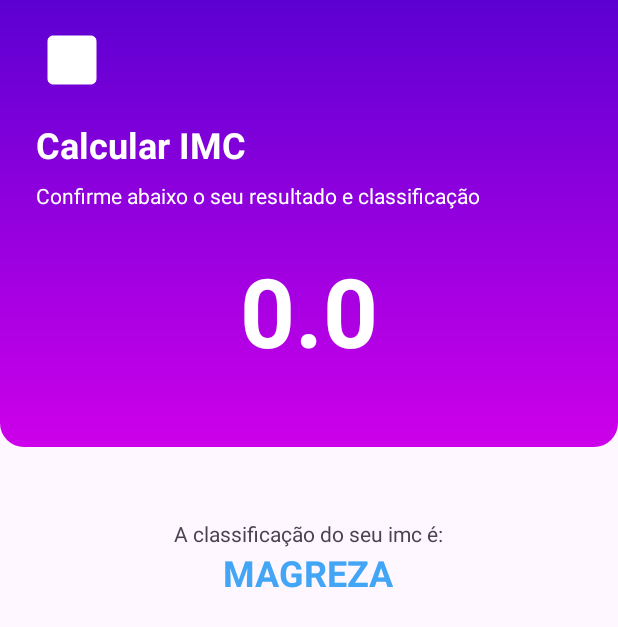
After one commit to brunafenali/calculadoraImc, an Android app: the ResultActivity2 screen opened directly, with no data from a screen before it, on a phone screen of 412 x 824 dp. The commit adds this screen. Shown: the top 627 px of the screen. Run offline under Robolectric (Android 15) with nearby library versions, the phone set to English and light mode, and no system bars.

Commit message:
Calculando o imc

```diff
--- a/app/src/main/AndroidManifest.xml
+++ b/app/src/main/AndroidManifest.xml
@@ -13,6 +13,9 @@
         android:theme="@style/Theme.Calculadoraimc"
         tools:targetApi="31">
         <activity
+            android:name=".ResultActivity2"
+            android:exported="true" />
+        <activity
             android:name=".MainActivity"
             android:exported="true">
             <intent-filter>
--- /dev/null
+++ b/app/src/main/java/com/comunidadedevspace/imc/Constantes.kt
@@ -0,0 +1,4 @@
+package com.comunidadedevspace.imc
+
+// Definindo a constante para a chave da Intent
+const val KEY_RESULT_IMC = "ResultActivity2.KEY_IMC"
--- /dev/null
+++ b/app/src/main/java/com/comunidadedevspace/imc/ResultActivity2.kt
@@ -0,0 +1,39 @@
+package com.comunidadedevspace.imc
+
+import android.os.Bundle
+import android.widget.TextView
+import androidx.appcompat.app.AppCompatActivity
+import androidx.core.content.ContextCompat // IMPORT NECESSÁRIO
+
+class ResultActivity2 : AppCompatActivity() {
+
+    override fun onCreate(savedInstanceState: Bundle?) {
+        super.onCreate(savedInstanceState)
+        setContentView(R.layout.activity_result2)
+
+        // Recupera o valor do IMC passado pela Intent
+        val result = intent.getFloatExtra(KEY_RESULT_IMC, 0f)
+
+        // Obtém as referências dos TextViews
+        val tvResult = findViewById<TextView>(R.id.tv_result)
+        val tvClassificacao = findViewById<TextView>(R.id.tv_classificacao)
+
+        // Exibe o resultado do IMC
+        tvResult.text = result.toString()
+
+        // Define a classificação e a cor correspondente
+        val (classificacao, cor) = when {
+            result < 18.5f -> "MAGREZA" to R.color.magreza
+            result in 18.5f..24.9f -> "NORMAL" to R.color.normal
+            result in 25f..29.9f -> "SOBREPESO" to R.color.sobrepeso
+            result in 30f..39.9f -> "OBESIDADE" to R.color.obesidade
+            else -> "OBESIDADE GRAVE" to R.color.obesidade_grave
+        }
+
+        // Define a classificação no TextView
+        tvClassificacao.text = classificacao
+
+        // Aplica a cor correspondente ao TextView
+        tvClassificacao.setTextColor(ContextCompat.getColor(this, cor)) // CORRIGIDO AQUI
+    }
+}
--- /dev/null
+++ b/app/src/main/res/drawable/gradient_bg.xml
@@ -0,0 +1,17 @@
+<?xml version="1.0" encoding="utf-8"?>
+<shape xmlns:android="http://schemas.android.com/apk/res/android">
+
+    <!-- Define os cantos arredondados -->
+    <corners
+        android:topLeftRadius="0dp"
+        android:topRightRadius="0dp"
+        android:bottomLeftRadius="16dp"
+        android:bottomRightRadius="16dp" />
+
+    <!-- Define um gradiente de cor -->
+    <gradient
+        android:startColor="@color/primary_400"
+        android:endColor="@color/primary_900"
+        android:angle="90" />
+
+</shape>
--- /dev/null
+++ b/app/src/main/res/drawable/ic_weight.xml
@@ -0,0 +1,11 @@
+<vector xmlns:android="http://schemas.android.com/apk/res/android"
+    android:width="24dp"
+    android:height="24dp"
+    android:viewportWidth="960"
+    android:viewportHeight="960">
+
+  <path
+      android:fillColor="#FF808080"
+      android:strokeColor="#FFFFFF"
+      android:pathData="M480,464.62q43.85,0 74.23,-30.39 30.39,-30.38 30.39,-74.23 0,-43.85 -30.39,-74.23 -30.38,-30.39 -74.23,-30.39 -43.85,0 -74.23,30.39 -30.39,30.38 -30.39,74.23 0,43.85 30.39,74.23 30.38,30.39 74.23,30.39ZM420,380q-8,0 -14,-6t-6,-14q0,-8 6,-14t14,-6q8,0 14,6t6,14q0,8 -6,14t-14,6ZM480,380q-8,0 -14,-6t-6,-14q0,-8 6,-14t14,-6q8,0 14,6t6,14q0,8 -6,14t-14,6ZM540,380q-8,0 -14,-6t-6,-14q0,-8 6,-14t14,-6q8,0 14,6t6,14q0,8 -6,14t-14,6ZM224.62,800q-27.62,0 -46.12,-18.5Q160,763 160,735.38v-510.76q0,-27.62 18.5,-46.12Q197,160 224.62,160h510.76q27.62,0 46.12,18.5Q800,197 800,224.62v510.76q0,27.62 -18.5,46.12Q763,800 735.38,800L224.62,800ZM224.62,760h510.76q9.24,0 16.93,-7.69 7.69,-7.69 7.69,-16.93v-510.76q0,-9.24 -7.69,-16.93 -7.69,-7.69 -16.93,-7.69L224.62,200q-9.24,0 -16.93,7.69 -7.69,7.69 -7.69,16.93v510.76q0,9.24 7.69,16.93 7.69,7.69 16.93,7.69ZM200,200v560h560v-560H200Z"/>
+</vector>
--- /dev/null
+++ b/app/src/main/res/drawable/rounded_bg.xml
@@ -0,0 +1,5 @@
+<?xml version="1.0" encoding="utf-8"?>
+<shape xmlns:android="http://schemas.android.com/apk/res/android">
+    <solid android:color="#E8E8E8" /> <!-- Gray color for the background -->
+    <solid android:radius="12dp" /> <!-- Radius for the rounded corners -->
+</shape>
--- /dev/null
+++ b/app/src/main/res/layout/activity_result2.xml
@@ -0,0 +1,74 @@
+<?xml version="1.0" encoding="utf-8"?>
+<LinearLayout xmlns:android="http://schemas.android.com/apk/res/android"
+    xmlns:app="http://schemas.android.com/apk/res-auto"
+    xmlns:tools="http://schemas.android.com/tools"
+    android:layout_width="match_parent"
+    android:layout_height="match_parent"
+    android:orientation="vertical"
+    android:gravity="center_horizontal"
+    tools:context=".ResultActivity2">
+
+    <LinearLayout
+        android:id="@+id/vg_header"
+        android:layout_width="match_parent"
+        android:layout_height="wrap_content"
+        android:background="@drawable/gradient_bg"
+        android:orientation="vertical">
+
+        <ImageView
+            android:layout_width="48dp"
+            android:layout_height="48dp"
+            android:layout_marginTop="16dp"
+            android:layout_marginStart="24dp"
+            android:layout_marginBottom="16dp"
+            android:src="@drawable/ic_weight"
+            app:tint="@color/white" />
+
+        <TextView
+            android:layout_width="wrap_content"
+            android:layout_height="wrap_content"
+            android:layout_marginStart="24dp"
+            android:text="Calcular IMC"
+            android:textSize="24sp"
+            android:textColor="@color/white"
+            android:textStyle="bold" />
+
+        <TextView
+            android:layout_width="wrap_content"
+            android:layout_marginTop="8dp"
+            android:layout_height="wrap_content"
+            android:layout_marginStart="24dp"
+            android:layout_marginEnd="24dp"
+            android:text="@string/confirme_abaixo_o_seu_resultado_e_classifica_o"
+            android:textColor="@color/white" />
+
+        <TextView
+            android:id="@+id/tv_result"
+            android:layout_gravity="center_horizontal"
+            android:layout_marginTop="24dp"
+            android:textSize="64sp"
+            android:textStyle="bold"
+            android:maxLength="5"
+            android:textColor="@color/white"
+            android:layout_marginBottom="48dp"
+            android:layout_width="wrap_content"
+            android:layout_height="wrap_content"
+            tools:text="23.66" />
+
+    </LinearLayout>
+
+    <TextView
+        android:id="@+id/tv_classificacao_label"
+        android:layout_width="wrap_content"
+        android:layout_marginTop="48dp"
+        android:layout_height="wrap_content"
+        android:text="@string/a_classifica_o_do_seu_imc" />
+
+    <TextView
+        android:id="@+id/tv_classificacao"
+        android:layout_width="wrap_content"
+        android:layout_height="wrap_content"
+        android:textStyle="bold"
+        android:textSize="24sp"
+        tools:text="NORMAL" />
+</LinearLayout>
--- a/app/src/main/res/values-night/themes.xml
+++ b/app/src/main/res/values-night/themes.xml
@@ -2,6 +2,7 @@
     <!-- Base application theme. -->
     <style name="Base.Theme.Calculadoraimc" parent="Theme.Material3.DayNight.NoActionBar">
         <!-- Customize your dark theme here. -->
-        <!-- <item name="colorPrimary">@color/my_dark_primary</item> -->
+        <item name="colorPrimary">@color/primary_400</item>
+        <item name="android:statusBarColor">@color/primary_900</item>
     </style>
 </resources>
--- a/app/src/main/res/values/colors.xml
+++ b/app/src/main/res/values/colors.xml
@@ -2,4 +2,12 @@
 <resources>
     <color name="black">#FF000000</color>
     <color name="white">#FFFFFFFF</color>
+
+    <color name="primary_400">#cd00ea</color>
+    <color name="primary_900">#5c00d2</color>
+    <color name="magreza">#42A5F5</color> <!-- Azul claro -->
+    <color name="normal">#4CAF50</color> <!-- Verde -->
+    <color name="sobrepeso">#FFEB3B</color> <!-- Amarelo -->
+    <color name="obesidade">#FF9800</color> <!-- Laranja -->
+    <color name="obesidade_grave">#D32F2F</color> <!-- Vermelho escuro -->
 </resources>
--- a/app/src/main/res/values/strings.xml
+++ b/app/src/main/res/values/strings.xml
@@ -1,3 +1,8 @@
 <resources>
     <string name="app_name">calculadoraimc</string>
+    <string name="Calcular">Calcular</string>
+    <string name="digite_seu_peso_ex_70_200">Digite seu peso ex: 70.200</string>
+    <string name="digite_sua_altura_ex_1_70">Digite sua altura ex: 1.70</string>
+    <string name="a_classifica_o_do_seu_imc">A classificação do seu imc é:</string>
+    <string name="confirme_abaixo_o_seu_resultado_e_classifica_o">Confirme abaixo o seu resultado e classificação</string>
 </resources>
--- a/app/src/main/res/values/themes.xml
+++ b/app/src/main/res/values/themes.xml
@@ -2,7 +2,8 @@
     <!-- Base application theme. -->
     <style name="Base.Theme.Calculadoraimc" parent="Theme.Material3.DayNight.NoActionBar">
         <!-- Customize your light theme here. -->
-        <!-- <item name="colorPrimary">@color/my_light_primary</item> -->
+       <item name="colorPrimary">@color/primary_400</item>
+        <item name="android:statusBarColor">@color/primary_900</item>
     </style>
 
     <style name="Theme.Calculadoraimc" parent="Base.Theme.Calculadoraimc" />
```
Also changed, not shown: app/build.gradle.kts (+10 -3 lines), app/src/main/java/com/comunidadedevspace/imc/MainActivity.kt (+39 -0 lines), app/src/main/res/drawable/ic_height.xml (added, +9 -0 lines), app/src/main/res/layout/activity_main.xml (+58 -6 lines), gradle/wrapper/gradle-wrapper.properties.
